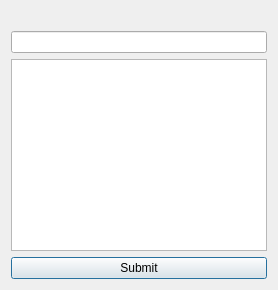
Qt form linewriter.ui (MijersOne/CyberDom-Qt) before a commit.
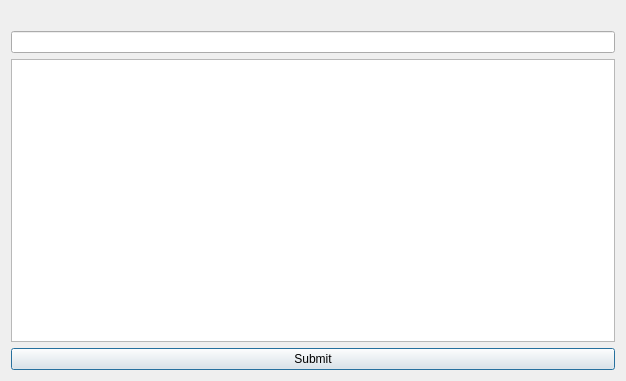
The same form after that commit.

```diff
--- a/linewriter.ui
+++ b/linewriter.ui
@@ -2,6 +2,14 @@
 <ui version="4.0">
  <class>LineWriter</class>
  <widget class="QDialog" name="LineWriter">
+  <property name="geometry">
+   <rect>
+    <x>0</x>
+    <y>0</y>
+    <width>626</width>
+    <height>381</height>
+   </rect>
+  </property>
   <property name="windowTitle">
    <string>Write Lines</string>
   </property>
```
